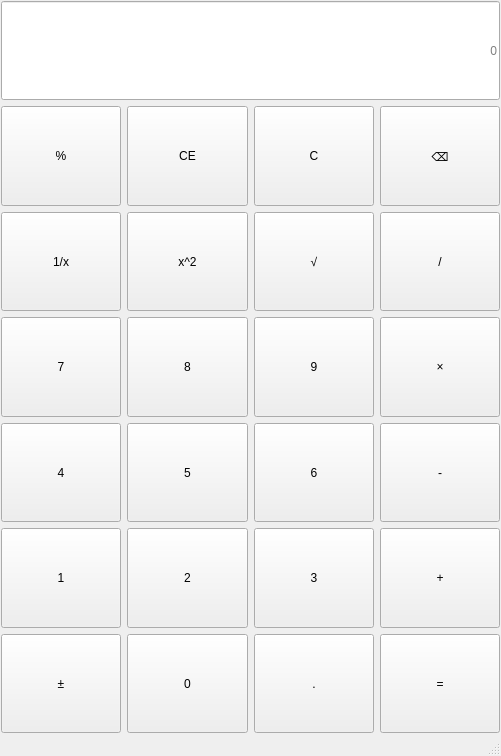
Before: the Qt Designer form mainwindow.ui in yuancong2/New-Lab1, drawn with Qt 5.
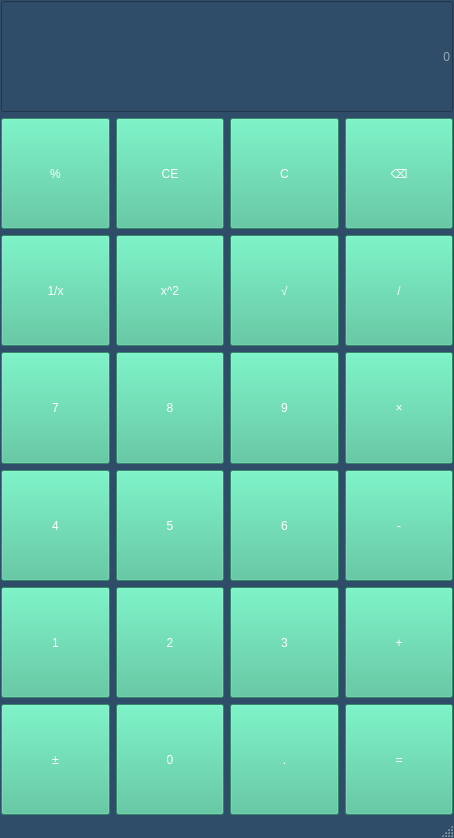
After: the same form once the commit is applied.

Commit message: Patr5 界面美化

What changed in the file:
```diff
--- a/mainwindow.ui
+++ b/mainwindow.ui
@@ -6,13 +6,36 @@
    <rect>
     <x>0</x>
     <y>0</y>
-    <width>501</width>
-    <height>756</height>
+    <width>454</width>
+    <height>838</height>
    </rect>
   </property>
   <property name="windowTitle">
    <string>MainWindow</string>
   </property>
+  <property name="styleSheet">
+   <string notr="true">QPushButton{
+	color: rgb(255, 255, 255);
+	background-color: rgb(69, 192, 148);
+	border-color: rgb(69, 192, 148);
+	font: 24pt &quot;微软雅黑&quot;;
+}
+QPushButton:hover{
+	font: 700 24pt &quot;微软雅黑&quot;;
+}
+QPushButton:pressed{
+	background-color: rgb(47, 77, 105);
+    font: 700 24pt &quot;微软雅黑&quot;;
+}
+QLineEdit{
+	font: 700 24pt &quot;微软雅黑&quot;;
+	color: rgb(255, 255, 255);
+	background-color: rgb(47, 77, 105);
+}
+QMainWindow{
+background-color: rgb(47, 77, 105);
+}</string>
+  </property>
   <widget class="QWidget" name="centralwidget">
    <layout class="QVBoxLayout" name="verticalLayout">
     <property name="leftMargin">
@@ -193,6 +216,9 @@
           <verstretch>0</verstretch>
          </sizepolicy>
         </property>
+        <property name="styleSheet">
+         <string notr="true"/>
+        </property>
         <property name="text">
          <string>=</string>
         </property>
```
Left out of the diff: 2 changed lines with no effect on the pictures. The commit also changes 2 other files.
